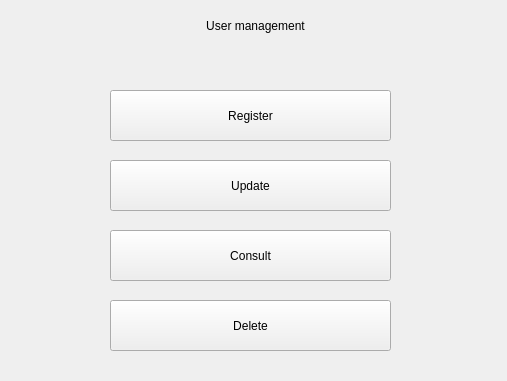
Qt form src/views/managementUser/userManagement.ui (Jjat00/Deptherm-Inspection) before a commit.
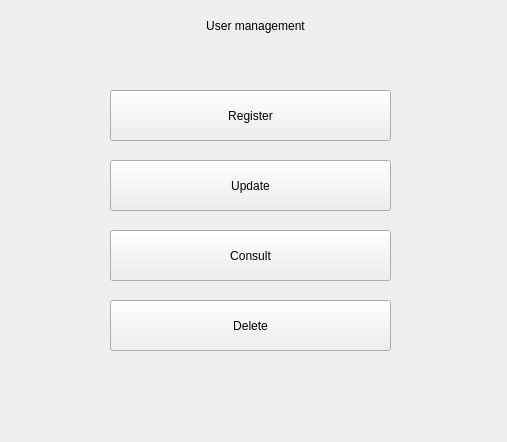
The same form after that commit.

Commit message: add CRUD users

Diff of the .ui file:
```diff
--- a/src/views/managementUser/userManagement.ui
+++ b/src/views/managementUser/userManagement.ui
@@ -7,7 +7,7 @@
     <x>0</x>
     <y>0</y>
     <width>507</width>
-    <height>381</height>
+    <height>442</height>
    </rect>
   </property>
   <property name="windowTitle">
@@ -81,6 +81,22 @@
     <set>Qt::AlignCenter</set>
    </property>
   </widget>
+  <widget class="QLabel" name="labelMessage">
+   <property name="geometry">
+    <rect>
+     <x>80</x>
+     <y>380</y>
+     <width>371</width>
+     <height>31</height>
+    </rect>
+   </property>
+   <property name="text">
+    <string/>
+   </property>
+   <property name="alignment">
+    <set>Qt::AlignCenter</set>
+   </property>
+  </widget>
  </widget>
  <resources/>
  <connections/>
```
The commit also changes 23 other files.
